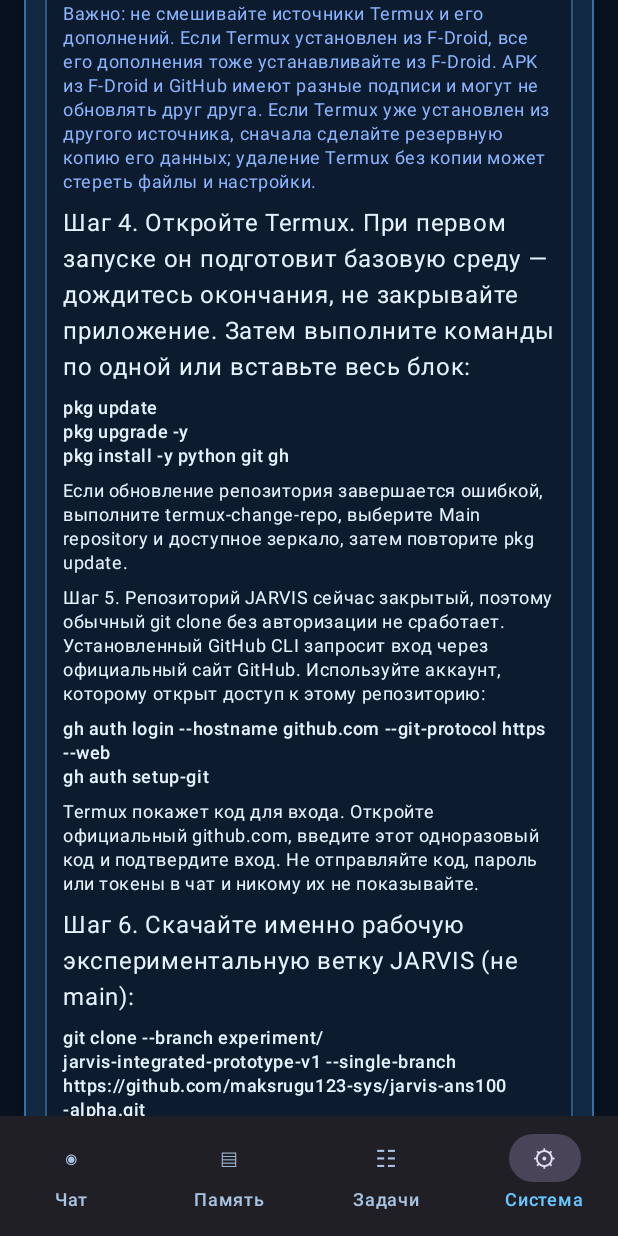
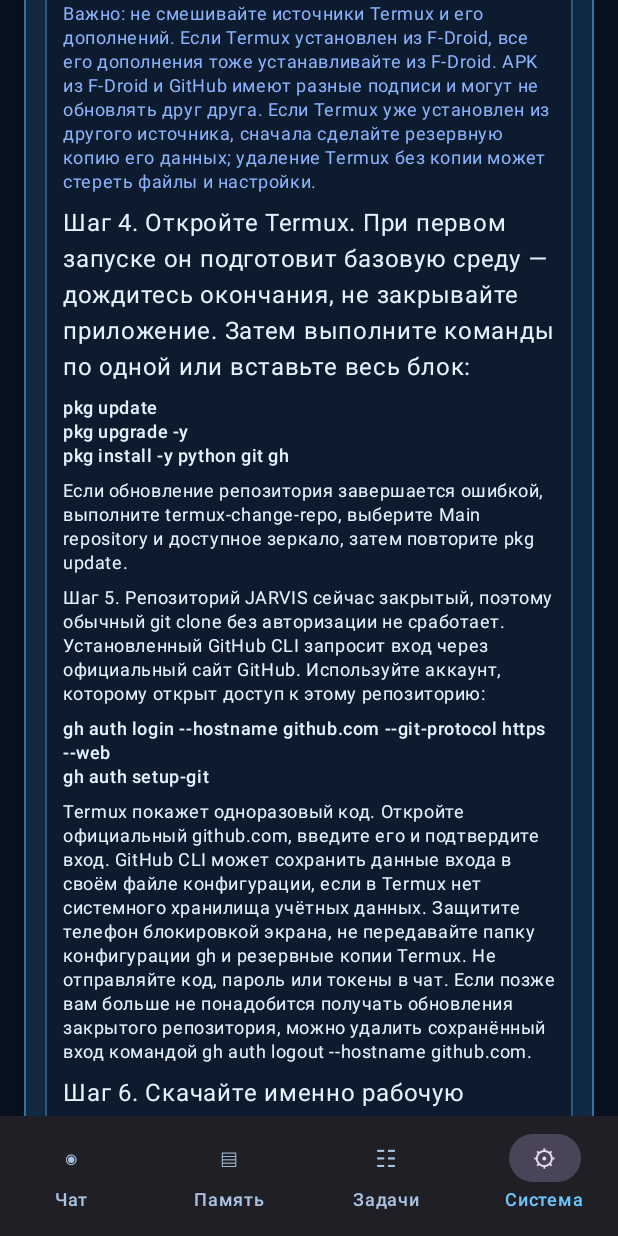
Before and after one commit to maksrugu123-sys/jarvis-ans100-alpha, an Android app built with Jetpack Compose: the screen it shows after launch (MainActivity), item 4 of the bottom bar chosen, scrolled down 1041 dp, on a phone screen of 412 x 824 dp. Run offline under Robolectric (Android 15) with nearby library versions, the phone set to English and light mode, and no system bars; libraries missing offline, so code that uses them is left out: com.google.ai.edge; pictures from the network do not load.

Commit message:
Clarify GitHub CLI credential storage on Android

```diff
--- a/app/src/main/java/org/jarvis/ans100/alpha/MainActivity.kt
+++ b/app/src/main/java/org/jarvis/ans100/alpha/MainActivity.kt
@@ -1480,7 +1480,7 @@ private fun RuntimeBridgePanel(
                             fontWeight = FontWeight.Medium,
                         )
                         Text(
-                            "Termux покажет код для входа. Откройте официальный github.com, введите этот одноразовый код и подтвердите вход. Не отправляйте код, пароль или токены в чат и никому их не показывайте.",
+                            "Termux покажет одноразовый код. Откройте официальный github.com, введите его и подтвердите вход. GitHub CLI может сохранить данные входа в своём файле конфигурации, если в Termux нет системного хранилища учётных данных. Защитите телефон блокировкой экрана, не передавайте папку конфигурации gh и резервные копии Termux. Не отправляйте код, пароль или токены в чат. Если позже вам больше не понадобится получать обновления закрытого репозитория, можно удалить сохранённый вход командой gh auth logout --hostname github.com.",
                             style = MaterialTheme.typography.bodySmall,
                         )
                         Text("Шаг 6. Скачайте именно рабочую экспериментальную ветку JARVIS (не main):")
```
Also changed, not shown: 1 other file.
